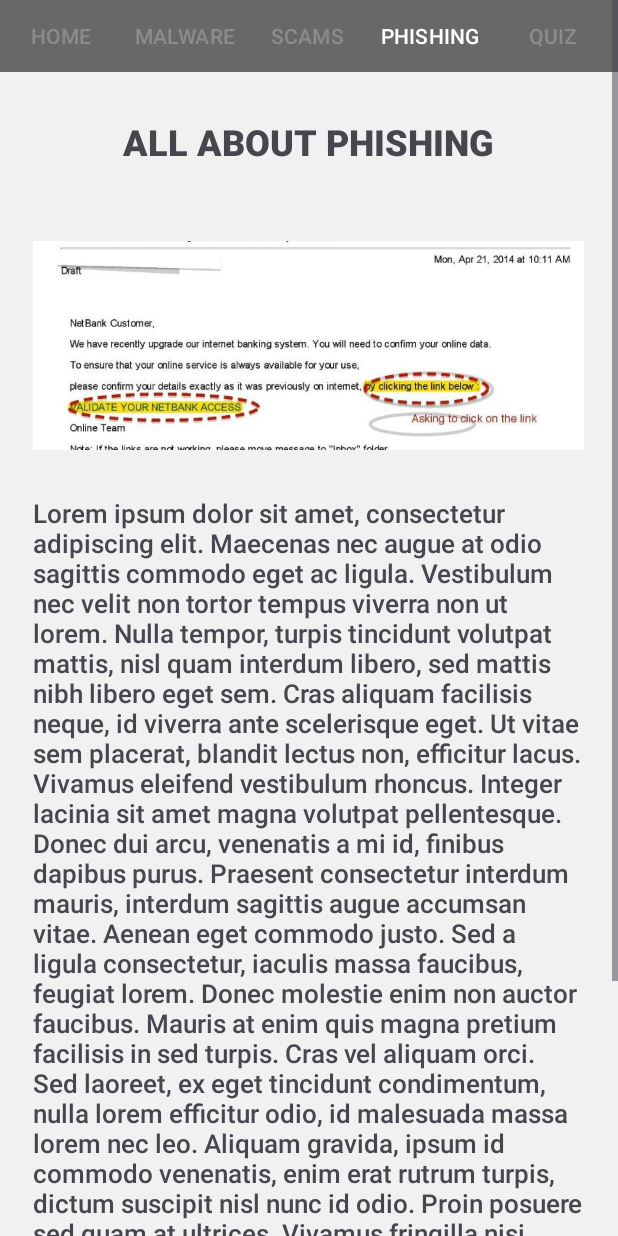
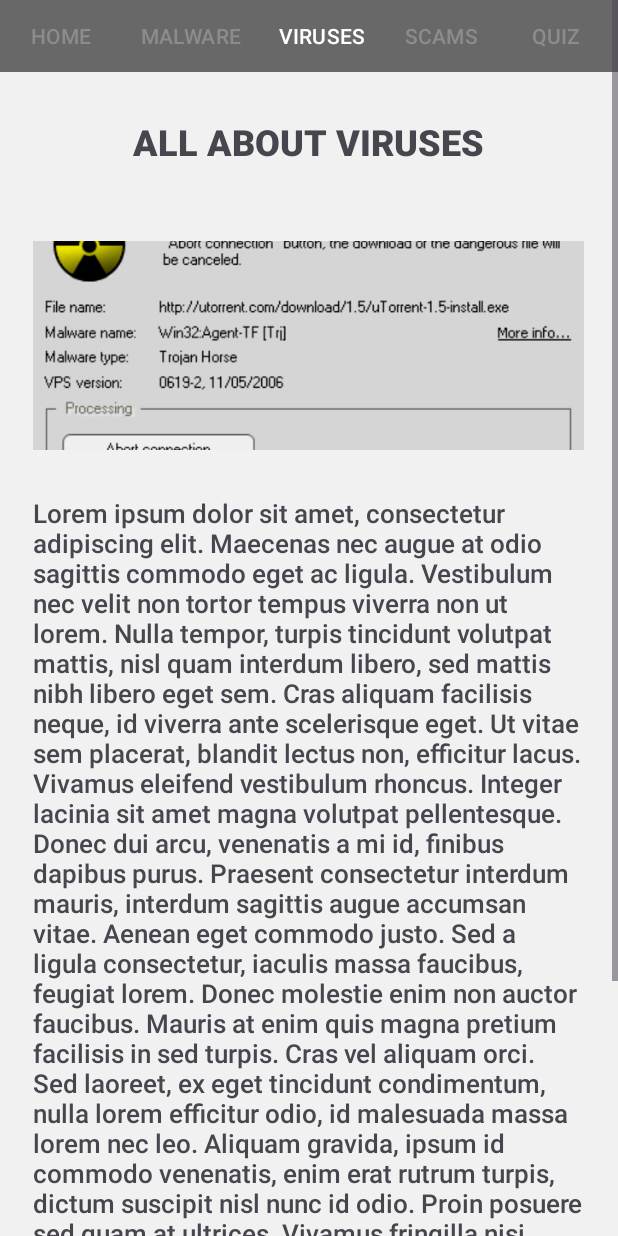
Before and after one commit to fer-aldog/CyberAttackLearning, an Android app: the VirusActivity screen opened directly, with no data from a screen before it, on a phone screen of 412 x 824 dp. Run offline under Robolectric (Android 15) with nearby library versions, the light colour scheme and no system bars.

Commit message:
Replaced phishing with virus.

```diff
--- a/app/src/main/AndroidManifest.xml
+++ b/app/src/main/AndroidManifest.xml
@@ -13,10 +13,10 @@
         android:theme="@style/Theme.CyberSecureMeApp"
         tools:targetApi="31">
         <activity
-            android:name=".QuizActivity"
+            android:name=".VirusActivity"
             android:exported="false" />
         <activity
-            android:name=".PhishingActivity"
+            android:name=".QuizActivity"
             android:exported="false" />
         <activity
             android:name=".ScamsActivity"
@@ -39,7 +39,6 @@
                 <category android:name="android.intent.category.LAUNCHER" />
             </intent-filter>
         </activity>
-
     </application>
 
 </manifest>
--- a/app/src/main/java/org/pattersonclippers/cybersecuremeapp/HomeActivity.java
+++ b/app/src/main/java/org/pattersonclippers/cybersecuremeapp/HomeActivity.java
@@ -11,7 +11,7 @@ import android.widget.LinearLayout;
 
 public class HomeActivity extends AppCompatActivity {
 
-    Button homeBTN, malwareBTN, scamBTN, phishingBTN, quizBTN, link1BTN, link2BTN;
+    Button homeBTN, malwareBTN, scamBTN, virusBTN, quizBTN, link1BTN, link2BTN;
     LinearLayout homeScreen;
 
     String theme;
@@ -31,7 +31,7 @@ public class HomeActivity extends AppCompatActivity {
         homeBTN = (Button) findViewById(R.id.homeBTN);
         malwareBTN = (Button) findViewById(R.id.malwareBTN);
         scamBTN = (Button) findViewById(R.id.scamBTN);
-        phishingBTN = (Button) findViewById(R.id.phishingBTN);
+        virusBTN = (Button) findViewById(R.id.virusBTN);
         quizBTN = (Button) findViewById(R.id.quizBTN);
         link1BTN = (Button) findViewById(R.id.link1BTN);
         link2BTN = (Button) findViewById(R.id.link2BTN);
@@ -63,10 +63,10 @@ public class HomeActivity extends AppCompatActivity {
             }
         });
 
-        phishingBTN.setOnClickListener(new View.OnClickListener() {
+        virusBTN.setOnClickListener(new View.OnClickListener() {
             @Override
             public void onClick(View v) {
-                Intent myIntent = new Intent(HomeActivity.this, PhishingActivity.class);
+                Intent myIntent = new Intent(HomeActivity.this, VirusActivity.class);
                 startActivity(myIntent);
             }
         });
--- a/app/src/main/java/org/pattersonclippers/cybersecuremeapp/MalwareActivity.java
+++ b/app/src/main/java/org/pattersonclippers/cybersecuremeapp/MalwareActivity.java
@@ -11,7 +11,7 @@ import android.widget.LinearLayout;
 
 public class MalwareActivity extends AppCompatActivity {
 
-    Button homeBTN, malwareBTN, scamBTN, phishingBTN, quizBTN;
+    Button homeBTN, malwareBTN, scamBTN, virusBTN, quizBTN;
     LinearLayout malwareScreen;
 
     String theme;
@@ -31,7 +31,7 @@ public class MalwareActivity extends AppCompatActivity {
         homeBTN = (Button) findViewById(R.id.homeBTN);
         malwareBTN = (Button) findViewById(R.id.malwareBTN);
         scamBTN = (Button) findViewById(R.id.scamBTN);
-        phishingBTN = (Button) findViewById(R.id.phishingBTN);
+        virusBTN = (Button) findViewById(R.id.virusBTN);
         quizBTN = (Button) findViewById(R.id.quizBTN);
 
         if(theme.equals("light")) {
@@ -61,10 +61,10 @@ public class MalwareActivity extends AppCompatActivity {
             }
         });
 
-        phishingBTN.setOnClickListener(new View.OnClickListener() {
+        virusBTN.setOnClickListener(new View.OnClickListener() {
             @Override
             public void onClick(View v) {
-                Intent myIntent = new Intent(MalwareActivity.this, PhishingActivity.class);
+                Intent myIntent = new Intent(MalwareActivity.this, VirusActivity.class);
                 startActivity(myIntent);
             }
         });
--- a/app/src/main/java/org/pattersonclippers/cybersecuremeapp/QuizActivity.java
+++ b/app/src/main/java/org/pattersonclippers/cybersecuremeapp/QuizActivity.java
@@ -72,7 +72,7 @@ public class QuizActivity extends AppCompatActivity {
         phishingBTN.setOnClickListener(new View.OnClickListener() {
             @Override
             public void onClick(View v) {
-                Intent myIntent = new Intent(QuizActivity.this, PhishingActivity.class);
+                Intent myIntent = new Intent(QuizActivity.this, VirusActivity.class);
                 startActivity(myIntent);
             }
         });
--- a/app/src/main/java/org/pattersonclippers/cybersecuremeapp/ScamsActivity.java
+++ b/app/src/main/java/org/pattersonclippers/cybersecuremeapp/ScamsActivity.java
@@ -11,7 +11,7 @@ import android.widget.LinearLayout;
 
 public class ScamsActivity extends AppCompatActivity {
 
-    Button homeBTN, malwareBTN, scamBTN, phishingBTN, quizBTN;
+    Button homeBTN, malwareBTN, scamBTN, virusBTN, quizBTN;
     LinearLayout scamsScreen;
 
     String theme;
@@ -31,7 +31,7 @@ public class ScamsActivity extends AppCompatActivity {
         homeBTN = (Button) findViewById(R.id.homeBTN);
         malwareBTN = (Button) findViewById(R.id.malwareBTN);
         scamBTN = (Button) findViewById(R.id.scamBTN);
-        phishingBTN = (Button) findViewById(R.id.phishingBTN);
+        virusBTN = (Button) findViewById(R.id.virusBTN);
         quizBTN = (Button) findViewById(R.id.quizBTN);
 
         if(theme.equals("light")) {
@@ -61,10 +61,10 @@ public class ScamsActivity extends AppCompatActivity {
             }
         });
 
-        phishingBTN.setOnClickListener(new View.OnClickListener() {
+        virusBTN.setOnClickListener(new View.OnClickListener() {
             @Override
             public void onClick(View v) {
-                Intent myIntent = new Intent(ScamsActivity.this, PhishingActivity.class);
+                Intent myIntent = new Intent(ScamsActivity.this, VirusActivity.class);
                 startActivity(myIntent);
             }
         });
--- a/app/src/main/java/org/pattersonclippers/cybersecuremeapp/PhishingActivity.java
+++ b/app/src/main/java/org/pattersonclippers/cybersecuremeapp/VirusActivity.java
@@ -9,10 +9,10 @@ import android.view.View;
 import android.widget.Button;
 import android.widget.LinearLayout;
 
-public class PhishingActivity extends AppCompatActivity {
+public class VirusActivity extends AppCompatActivity {
 
-    Button homeBTN, malwareBTN, scamBTN, phishingBTN, quizBTN;
-    LinearLayout phishingScreen;
+    Button homeBTN, malwareBTN, scamBTN, virusBTN, quizBTN;
+    LinearLayout virusScreen;
 
     String theme;
     private SharedPreferences mySharedPreferences;
@@ -22,33 +22,33 @@ public class PhishingActivity extends AppCompatActivity {
     @Override
     protected void onCreate(Bundle savedInstanceState) {
         super.onCreate(savedInstanceState);
-        setContentView(R.layout.activity_phishing);
+        setContentView(R.layout.activity_virus);
 
         mySharedPreferences = getSharedPreferences(spFilename, MODE_PRIVATE);
         theme = mySharedPreferences.getString(COLOR_KEY, "light");
 
-        phishingScreen = (LinearLayout) findViewById(R.id.phishingScreen);
+        virusScreen = (LinearLayout) findViewById(R.id.virusScreen);
         homeBTN = (Button) findViewById(R.id.homeBTN);
         malwareBTN = (Button) findViewById(R.id.malwareBTN);
         scamBTN = (Button) findViewById(R.id.scamBTN);
-        phishingBTN = (Button) findViewById(R.id.phishingBTN);
+        virusBTN = (Button) findViewById(R.id.virusBTN);
         quizBTN = (Button) findViewById(R.id.quizBTN);
 
         if(theme.equals("light")) {
-            phishingScreen.setBackgroundColor(getResources().getColor(R.color.light_bg)); }
+            virusScreen.setBackgroundColor(getResources().getColor(R.color.light_bg)); }
         if(theme.equals("dark")) {
-            phishingScreen.setBackgroundColor(getResources().getColor(R.color.dark_bg)); }
+            virusScreen.setBackgroundColor(getResources().getColor(R.color.dark_bg)); }
         if(theme.equals("cream")) {
-            phishingScreen.setBackgroundColor(getResources().getColor(R.color.cream_bg)); }
+            virusScreen.setBackgroundColor(getResources().getColor(R.color.cream_bg)); }
         if(theme.equals("blue")) {
-            phishingScreen.setBackgroundColor(getResources().getColor(R.color.blue_bg)); }
+            virusScreen.setBackgroundColor(getResources().getColor(R.color.blue_bg)); }
         if(theme.equals("lilac")) {
-            phishingScreen.setBackgroundColor(getResources().getColor(R.color.lilac_bg)); }
+            virusScreen.setBackgroundColor(getResources().getColor(R.color.lilac_bg)); }
 
         homeBTN.setOnClickListener(new View.OnClickListener() {
             @Override
             public void onClick(View v) {
-                Intent myIntent = new Intent(PhishingActivity.this, HomeActivity.class);
+                Intent myIntent = new Intent(VirusActivity.this, HomeActivity.class);
                 startActivity(myIntent);
             }
         });
@@ -56,7 +56,7 @@ public class PhishingActivity extends AppCompatActivity {
         malwareBTN.setOnClickListener(new View.OnClickListener() {
             @Override
             public void onClick(View v) {
-                Intent myIntent = new Intent(PhishingActivity.this, MalwareActivity.class);
+                Intent myIntent = new Intent(VirusActivity.this, MalwareActivity.class);
                 startActivity(myIntent);
             }
         });
@@ -64,7 +64,7 @@ public class PhishingActivity extends AppCompatActivity {
         scamBTN.setOnClickListener(new View.OnClickListener() {
             @Override
             public void onClick(View v) {
-                Intent myIntent = new Intent(PhishingActivity.this, ScamsActivity.class);
+                Intent myIntent = new Intent(VirusActivity.this, ScamsActivity.class);
                 startActivity(myIntent);
             }
         });
@@ -72,7 +72,7 @@ public class PhishingActivity extends AppCompatActivity {
         quizBTN.setOnClickListener(new View.OnClickListener() {
             @Override
             public void onClick(View v) {
-                Intent myIntent = new Intent(PhishingActivity.this, QuizActivity.class);
+                Intent myIntent = new Intent(VirusActivity.this, QuizActivity.class);
                 startActivity(myIntent);
             }
         });
--- a/app/src/main/java/org/pattersonclippers/cybersecuremeapp/WebViewActivity.java
+++ b/app/src/main/java/org/pattersonclippers/cybersecuremeapp/WebViewActivity.java
@@ -23,10 +23,10 @@ public class WebViewActivity extends AppCompatActivity {
         whichLink = incomingIntent.getStringExtra("whichLink");
 
         if (whichLink == "link1") {
-            websiteWV.loadUrl("https://www.google.com");
+            websiteWV.loadUrl("https://www.itgovernanceusa.com/blog/data-breaches-and-cyber-attacks-in-2024-in-the-usa");
         }
         if (whichLink == "link2") {
-            websiteWV.loadUrl("https://www.youtube.com");
+            websiteWV.loadUrl("https://www.ekransystem.com/en/blog/best-cyber-security-practices");
         }
         websiteWV.getSettings().setJavaScriptEnabled(true);
         websiteWV.setWebViewClient(new WebViewClient());
--- a/app/src/main/res/layout/activity_main.xml
+++ b/app/src/main/res/layout/activity_main.xml
@@ -34,10 +34,11 @@
 
     <TextView
         android:id="@+id/cyberFacts"
+        android:gravity="center"
         android:layout_width="wrap_content"
         android:layout_height="wrap_content"
         android:fontFamily="@font/alata"
-        android:text="@string/fact5"
+        android:text="@string/fact10"
         android:textSize="18sp" />
 
     <Space
--- a/app/src/main/res/layout/activity_phishing.xml
+++ b/app/src/main/res/layout/activity_virus.xml
@@ -10,7 +10,7 @@
         android:layout_width="match_parent"
         android:layout_height="match_parent"
         android:background="#F1F1F1"
-        android:id="@+id/phishingScreen"
+        android:id="@+id/virusScreen"
         android:orientation="vertical">
 
         <LinearLayout
@@ -32,7 +32,7 @@
 
             <Button
                 android:id="@+id/malwareBTN"
-                android:layout_width="82dp"
+                android:layout_width="90dp"
                 android:layout_height="wrap_content"
                 android:background="#00FFFFFF"
                 android:paddingLeft="6dp"
@@ -41,8 +41,18 @@
                 android:textColor="#8C8C8C" />
 
             <Button
+                android:id="@+id/virusBTN"
+                android:layout_width="84dp"
+                android:layout_height="wrap_content"
+                android:background="#00FFFFFF"
+                android:paddingLeft="6dp"
+                android:paddingRight="6dp"
+                android:text="VIRUSES"
+                android:textColor="#FFFFFF" />
+
+            <Button
                 android:id="@+id/scamBTN"
-                android:layout_width="82dp"
+                android:layout_width="76dp"
                 android:layout_height="wrap_content"
                 android:background="#00FFFFFF"
                 android:paddingLeft="6dp"
@@ -51,18 +61,8 @@
                 android:textColor="#8C8C8C" />
 
             <Button
-                android:id="@+id/phishingBTN"
-                android:layout_width="82dp"
-                android:layout_height="wrap_content"
-                android:background="#00FFFFFF"
-                android:paddingLeft="6dp"
-                android:paddingRight="6dp"
-                android:text="PHISHING"
-                android:textColor="@color/white" />
-
-            <Button
                 android:id="@+id/quizBTN"
-                android:layout_width="82dp"
+                android:layout_width="78dp"
                 android:layout_height="wrap_content"
                 android:background="#00FFFFFF"
                 android:paddingLeft="6dp"
@@ -85,7 +85,7 @@
                 android:layout_width="wrap_content"
                 android:layout_height="wrap_content"
                 android:fontFamily="sans-serif-black"
-                android:text="ALL ABOUT PHISHING"
+                android:text="ALL ABOUT VIRUSES"
                 android:textSize="24sp"
                 android:textStyle="bold" />
 
@@ -98,7 +98,7 @@
                 android:layout_width="367dp"
                 android:layout_height="139dp"
                 android:scaleType="centerCrop"
-                app:srcCompat="@drawable/phishing" />
+                app:srcCompat="@drawable/virus" />
 
             <Space
                 android:layout_width="wrap_content"
```
Also changed, not shown: app/src/main/res/layout/activity_home.xml (+19 -18 lines), app/src/main/res/layout/activity_malware.xml (+13 -13 lines), app/src/main/res/layout/activity_quiz.xml (+13 -13 lines), app/src/main/res/layout/activity_scams.xml (+14 -14 lines), app/src/main/res/values/creamtheme.xml (deleted, +0 -25 lines), app/src/main/res/values/strings.xml (+14 -13 lines), app/src/main/res/drawable/virus.png (added).
